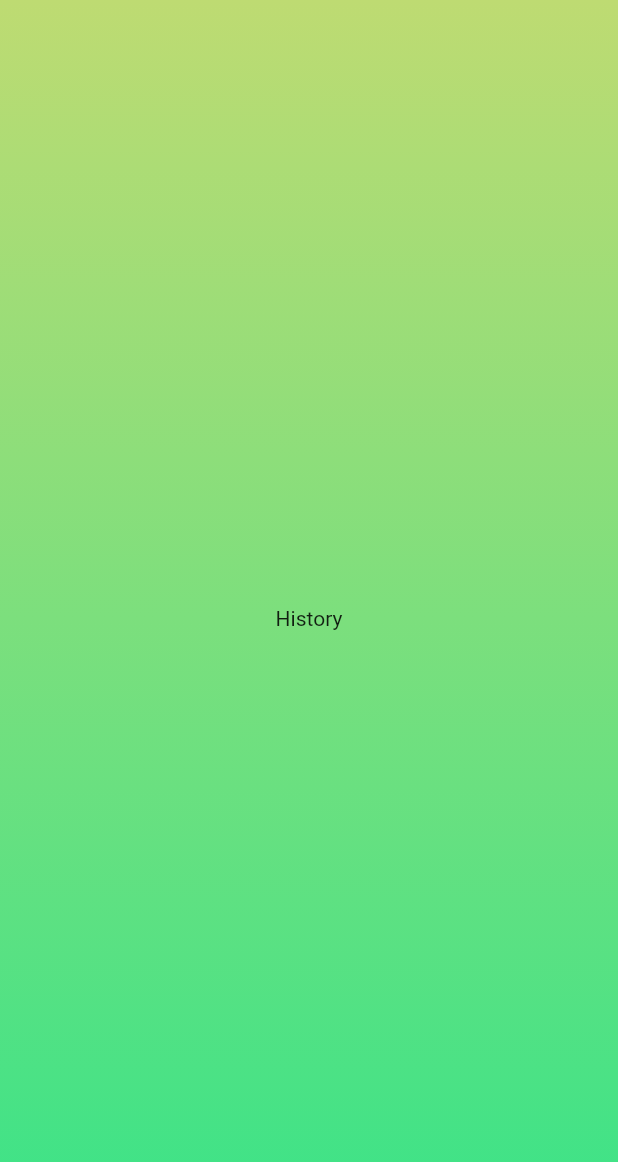
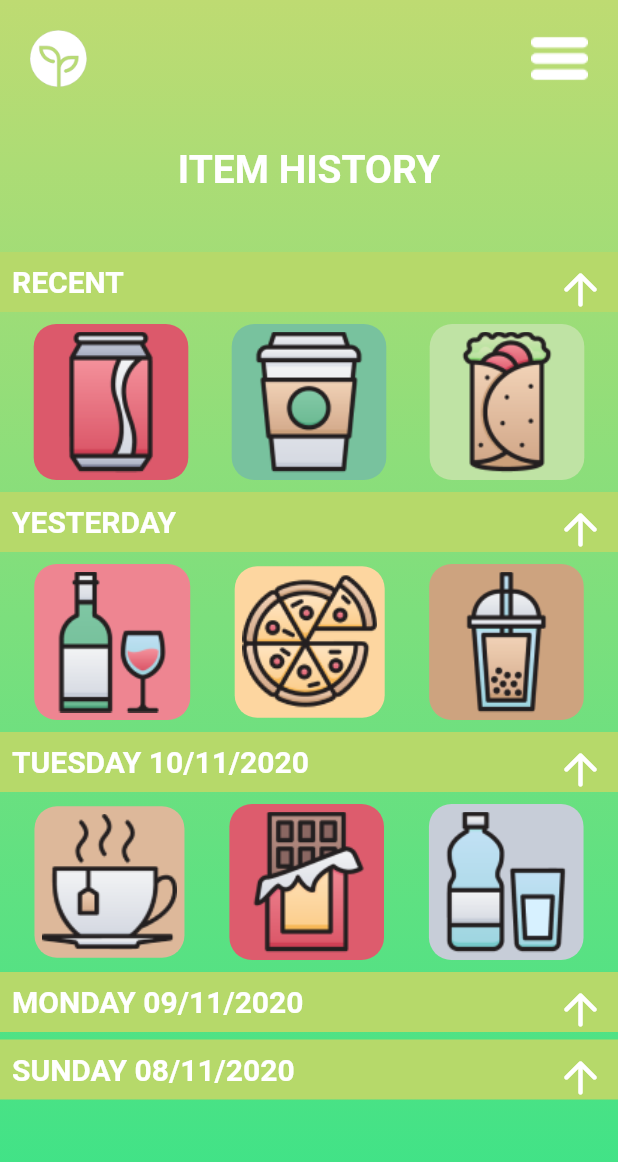
Before and after one commit to IllogicalTree/Sustain, a Flutter app: the History screen opened by its route, on a phone screen of 412 x 824 dp. Shown: the top 1162 px of the screen. Run offline on Flutter 3.47's test engine with Material 2 defaults, Android fonts, the phone set to English and light mode, and no system bars.

Commit message:
adds history page design

```diff
--- a/lib/history.dart
+++ b/lib/history.dart
@@ -13,12 +13,127 @@ class History extends StatelessWidget {
           ),
         ),
         child: Column(
-          mainAxisAlignment: MainAxisAlignment.center,
           children: [
-            Center(child: Text('History')),
+            Container(
+              height: 58,
+              padding: EdgeInsets.only(left: 20, right: 20, top: 20),
+              child: Row(
+                children: [
+                  Image.asset('assets/logo.png'),
+                  Spacer(),
+                  Image.asset('assets/menu-icon.png')
+                ],
+              ),
+            ),
+            Container(
+              height: 700,
+              child: ListView(
+                children: [
+                  Container(
+                    padding: EdgeInsets.all(40),
+                    child: Center(
+                      child: Text(
+                        'ITEM HISTORY',
+                        style: TextStyle(
+                            color: Colors.white,
+                            fontSize: 26,
+                            fontWeight: FontWeight.bold),
+                      ),
+                    ),
+                  ),
+                  rowHeading('recent'),
+                  Container(
+                    padding: EdgeInsets.all(8),
+                    height: 120,
+                    width: 100,
+                    child: Row(
+                      mainAxisAlignment: MainAxisAlignment.spaceAround,
+                      children: [
+                        listItem('cola', 0xFFDC596B),
+                        listItem('coffee', 0xFF78C29E),
+                        listItem('burrito', 0xFFBFE3A4),
+                      ],
+                    ),
+                  ),
+                  rowHeading('yesterday'),
+                  Container(
+                    padding: EdgeInsets.all(8),
+                    height: 120,
+                    width: 100,
+                    child: Row(
+                      mainAxisAlignment: MainAxisAlignment.spaceAround,
+                      children: [
+                        listItem('wine', 0xFFEE8591),
+                        listItem('pizza', 0xFFFDD6A0),
+                        listItem('boba', 0xFFCDA37F),
+                      ],
+                    ),
+                  ),
+                  rowHeading('tuesday 10/11/2020'),
+                  Container(
+                    padding: EdgeInsets.all(8),
+                    height: 120,
+                    width: 100,
+                    child: Row(
+                      mainAxisAlignment: MainAxisAlignment.spaceAround,
+                      children: [
+                        listItem('tea', 0xFFDDB89A),
+                        listItem('chocolate', 0xFFDD5C6D),
+                        listItem('water', 0xFFC7CDD8),
+                      ],
+                    ),
+                  ),
+                  rowHeading('monday 09/11/2020'),
+                  SizedBox(
+                    height: 5,
+                  ),
+                  rowHeading('sunday 08/11/2020'),
+                ],
+              ),
+            ),
           ],
         ),
       ),
     );
   }
+
+  rowHeading(String title) {
+    return Container(
+      padding: EdgeInsets.all(8),
+      height: 40,
+      color: Color(0xFFB6D96A),
+      child: Row(
+        children: [
+          Text(
+            title.toUpperCase(),
+            textAlign: TextAlign.left,
+            style: TextStyle(
+              color: Colors.white,
+              fontSize: 20,
+              fontWeight: FontWeight.bold,
+            ),
+          ),
+          Spacer(),
+          Icon(
+            Icons.arrow_upward_rounded,
+            size: 34,
+            color: Colors.white,
+          )
+        ],
+      ),
+    );
+  }
+
+  listItem(String asset, int color) {
+    return Container(
+      padding: EdgeInsets.all(5),
+      child: Image.asset('assets/' + asset + '.png'),
+      decoration: BoxDecoration(
+        color: Color(color),
+        borderRadius: BorderRadius.all(
+          Radius.circular(15),
+        ),
+      ),
+    );
+  }
 }
```
Also changed, not shown: assets/chocolate.png (added), assets/menu-icon.png (added), assets/tea.png (added), assets/water.png (added).
